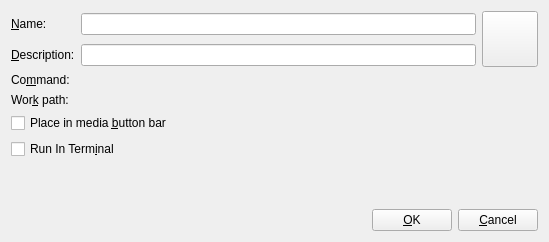
Before: the Qt Designer form src/toolproperties.ui in google-code-export/kmediafactory, drawn with Qt 5.
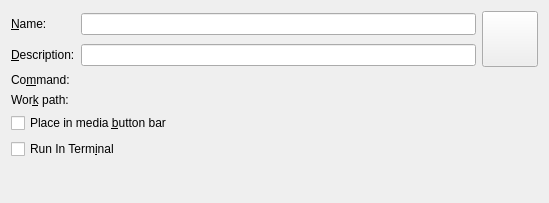
After: the same form once the commit is applied. Custom widgets are drawn as their Qt base class.

What changed in the file:
```diff
--- a/src/toolproperties.ui
+++ b/src/toolproperties.ui
@@ -6,7 +6,7 @@
     <x>0</x>
     <y>0</y>
     <width>549</width>
-    <height>242</height>
+    <height>203</height>
    </rect>
   </property>
   <property name="windowTitle" >
@@ -156,68 +156,11 @@
      </property>
     </spacer>
    </item>
-   <item>
-    <layout class="QHBoxLayout" >
-     <property name="margin" >
-      <number>0</number>
-     </property>
-     <property name="spacing" >
-      <number>6</number>
-     </property>
-     <item>
-      <spacer>
-       <property name="orientation" >
-        <enum>Qt::Horizontal</enum>
-       </property>
-       <property name="sizeType" >
-        <enum>QSizePolicy::Expanding</enum>
-       </property>
-       <property name="sizeHint" >
-        <size>
-         <width>40</width>
-         <height>20</height>
-        </size>
-       </property>
-      </spacer>
-     </item>
-     <item>
-      <widget class="KPushButton" name="okButton" >
-       <property name="text" >
-        <string>&amp;OK</string>
-       </property>
-       <property name="shortcut" >
-        <string>Alt+O</string>
-       </property>
-       <property name="stdItem" stdset="0" >
-        <number>1</number>
-       </property>
-      </widget>
-     </item>
-     <item>
-      <widget class="KPushButton" name="cancelButton" >
-       <property name="text" >
-        <string>&amp;Cancel</string>
-       </property>
-       <property name="shortcut" >
-        <string>Alt+A</string>
-       </property>
-       <property name="stdItem" stdset="0" >
-        <number>2</number>
-       </property>
-      </widget>
-     </item>
-    </layout>
-   </item>
   </layout>
  </widget>
  <layoutdefault spacing="6" margin="11" />
  <pixmapfunction>qPixmapFromMimeSource</pixmapfunction>
  <customwidgets>
-  <customwidget>
-   <class>KPushButton</class>
-   <extends>QPushButton</extends>
-   <header>kpushbutton.h</header>
-  </customwidget>
   <customwidget>
    <class>KIconButton</class>
    <extends>QPushButton</extends>
@@ -225,7 +168,7 @@
   </customwidget>
   <customwidget>
    <class>KUrlRequester</class>
-   <extends>QWidget</extends>
+   <extends>QFrame</extends>
    <header>kurlrequester.h</header>
    <container>1</container>
   </customwidget>
```
Left out of the diff: 38 changed lines with no effect on the pictures.
